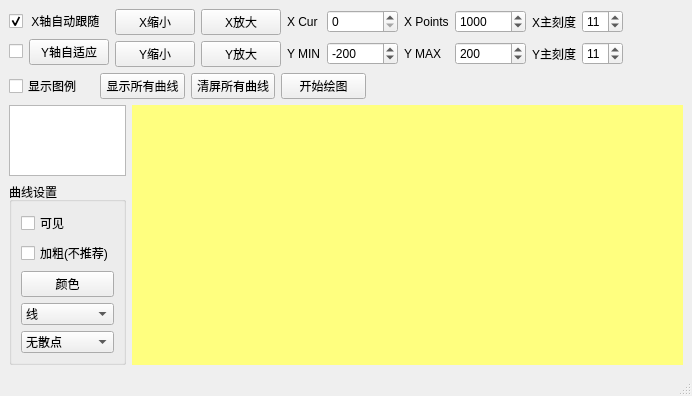
Qt form plot.ui (gropery/Qt_QSerialPort_QCustomPlot) before a commit.
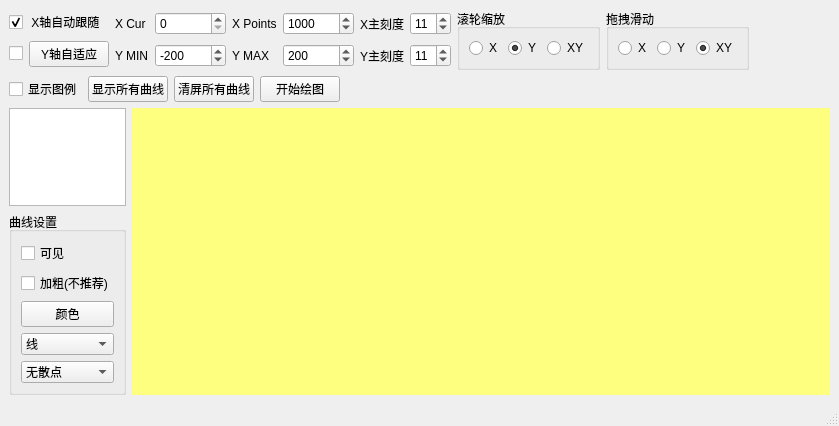
The same form after that commit. Icons and pictures are not drawn. Custom widgets are drawn as their Qt base class.

Commit message: 添加滚轮缩放和鼠标拖拽，分别可配置XY轴

Patch:
```diff
--- a/plot.ui
+++ b/plot.ui
@@ -6,16 +6,18 @@
    <rect>
     <x>0</x>
     <y>0</y>
-    <width>692</width>
-    <height>396</height>
+    <width>839</width>
+    <height>426</height>
    </rect>
   </property>
   <property name="windowTitle">
    <string>MainWindow</string>
   </property>
   <widget class="QWidget" name="centralwidget">
-   <layout class="QGridLayout" name="gridLayout_2">
-    <item row="0" column="0">
+   <layout class="QGridLayout" name="gridLayout_4">
+    <item row="0" column="0" colspan="2">
+     <layout class="QHBoxLayout" name="horizontalLayout_3">
+      <item>
      <layout class="QVBoxLayout" name="verticalLayout">
       <item>
        <widget class="QCheckBox" name="checkBoxXTrackAixs">
@@ -50,36 +52,44 @@
       </item>
      </layout>
     </item>
-    <item row="0" column="1" colspan="2">
+      <item>
      <layout class="QGridLayout" name="gridLayout">
-      <item row="1" column="3">
-       <widget class="QSpinBox" name="spinBoxYMin">
-        <property name="minimum">
-         <number>-100000</number>
-        </property>
-        <property name="maximum">
-         <number>100000</number>
-        </property>
+        <item row="0" column="5">
+         <widget class="QSpinBox" name="spinBoxXTicks">
         <property name="value">
-         <number>-200</number>
+           <number>11</number>
         </property>
        </widget>
       </item>
-      <item row="0" column="3">
-       <widget class="QSpinBox" name="spinBoxXCurPos">
-        <property name="maximum">
-         <number>2000000000</number>
+        <item row="0" column="0">
+         <widget class="QLabel" name="label">
+          <property name="text">
+           <string>X Cur</string>
+          </property>
+         </widget>
+        </item>
+        <item row="0" column="4">
+         <widget class="QLabel" name="label_5">
+          <property name="text">
+           <string>X主刻度</string>
         </property>
        </widget>
       </item>
       <item row="1" column="4">
+         <widget class="QLabel" name="label_6">
+          <property name="text">
+           <string>Y主刻度</string>
+          </property>
+         </widget>
+        </item>
+        <item row="1" column="2">
        <widget class="QLabel" name="label_4">
         <property name="text">
          <string>Y MAX</string>
         </property>
        </widget>
       </item>
-      <item row="1" column="5">
+        <item row="1" column="3">
        <widget class="QSpinBox" name="spinBoxYMax">
         <property name="minimum">
          <number>-100000</number>
@@ -92,35 +102,14 @@
         </property>
        </widget>
       </item>
-      <item row="1" column="2">
+        <item row="1" column="0">
        <widget class="QLabel" name="label_2">
         <property name="text">
          <string>Y MIN</string>
         </property>
        </widget>
       </item>
-      <item row="0" column="2">
-       <widget class="QLabel" name="label">
-        <property name="text">
-         <string>X Cur</string>
-        </property>
-       </widget>
-      </item>
-      <item row="1" column="7">
-       <widget class="QSpinBox" name="spinBoxYTicks">
-        <property name="value">
-         <number>11</number>
-        </property>
-       </widget>
-      </item>
-      <item row="1" column="0">
-       <widget class="QPushButton" name="pushButtonYZoomOut">
-        <property name="text">
-         <string>Y缩小</string>
-        </property>
-       </widget>
-      </item>
-      <item row="0" column="5">
+        <item row="0" column="3">
        <widget class="QSpinBox" name="spinBoxXPoints">
         <property name="maximum">
          <number>2000</number>
@@ -130,71 +119,136 @@
         </property>
        </widget>
       </item>
-      <item row="0" column="6">
-       <widget class="QLabel" name="label_5">
-        <property name="text">
-         <string>X主刻度</string>
-        </property>
-       </widget>
-      </item>
-      <item row="0" column="4">
+        <item row="1" column="1">
+         <widget class="QSpinBox" name="spinBoxYMin">
+          <property name="minimum">
+           <number>-100000</number>
+          </property>
+          <property name="maximum">
+           <number>100000</number>
+          </property>
+          <property name="singleStep">
+           <number>20</number>
+          </property>
+          <property name="value">
+           <number>-200</number>
+          </property>
+         </widget>
+        </item>
+        <item row="0" column="1">
+         <widget class="QSpinBox" name="spinBoxXCurPos">
+          <property name="maximum">
+           <number>2000000000</number>
+          </property>
+          <property name="singleStep">
+           <number>20</number>
+          </property>
+         </widget>
+        </item>
+        <item row="1" column="5">
+         <widget class="QSpinBox" name="spinBoxYTicks">
+          <property name="value">
+           <number>11</number>
+          </property>
+         </widget>
+        </item>
+        <item row="0" column="2">
        <widget class="QLabel" name="label_3">
         <property name="text">
          <string>X Points</string>
         </property>
        </widget>
       </item>
+       </layout>
+      </item>
+      <item>
+       <widget class="QGroupBox" name="groupBoxRangeZoom">
+        <property name="title">
+         <string>滚轮缩放</string>
+        </property>
+        <property name="checkable">
+         <bool>false</bool>
+        </property>
+        <property name="checked">
+         <bool>false</bool>
+        </property>
+        <layout class="QGridLayout" name="gridLayout_2">
+         <item row="0" column="2">
+          <widget class="QRadioButton" name="radioButtonRangeZoomXY">
+           <property name="text">
+            <string>XY</string>
+           </property>
+          </widget>
+         </item>
       <item row="0" column="0">
-       <widget class="QPushButton" name="pushButtonXZoomOut">
+          <widget class="QRadioButton" name="radioButtonRangeZoomX">
         <property name="text">
-         <string>X缩小</string>
+            <string>X</string>
         </property>
        </widget>
       </item>
-      <item row="1" column="6">
-       <widget class="QLabel" name="label_6">
+         <item row="0" column="1">
+          <widget class="QRadioButton" name="radioButtonRangeZoomY">
         <property name="text">
-         <string>Y主刻度</string>
-        </property>
-       </widget>
-      </item>
-      <item row="0" column="7">
-       <widget class="QSpinBox" name="spinBoxXTicks">
-        <property name="value">
-         <number>11</number>
+            <string>Y</string>
+           </property>
+           <property name="checked">
+            <bool>true</bool>
+           </property>
+          </widget>
+         </item>
+        </layout>
+       </widget>
+      </item>
+      <item>
+       <widget class="QGroupBox" name="groupBoxRangeDrag">
+        <property name="title">
+         <string>拖拽滑动</string>
         </property>
-       </widget>
-      </item>
-      <item row="0" column="1">
-       <widget class="QPushButton" name="pushButtonXZoomIn">
+        <layout class="QGridLayout" name="gridLayout_3">
+         <item row="0" column="2">
+          <widget class="QRadioButton" name="radioButtonRangeDragXY">
+           <property name="text">
+            <string>XY</string>
+           </property>
+           <property name="checked">
+            <bool>true</bool>
+           </property>
+          </widget>
+         </item>
+         <item row="0" column="0">
+          <widget class="QRadioButton" name="radioButtonRangeDragX">
         <property name="text">
-         <string>X放大</string>
+            <string>X</string>
         </property>
        </widget>
       </item>
-      <item row="1" column="1">
-       <widget class="QPushButton" name="pushButtonYZoomIn">
+         <item row="0" column="1">
+          <widget class="QRadioButton" name="radioButtonRangeDragY">
         <property name="text">
-         <string>Y放大</string>
+            <string>Y</string>
         </property>
        </widget>
       </item>
      </layout>
-    </item>
-    <item row="0" column="3">
+       </widget>
+      </item>
+     </layout>
+    </item>
+    <item row="0" column="2">
      <spacer name="horizontalSpacer">
       <property name="orientation">
        <enum>Qt::Horizontal</enum>
       </property>
       <property name="sizeHint" stdset="0">
        <size>
-        <width>40</width>
+        <width>68</width>
         <height>20</height>
        </size>
       </property>
      </spacer>
     </item>
-    <item row="1" column="0" colspan="2">
+    <item row="1" column="0">
      <layout class="QHBoxLayout" name="horizontalLayout_4">
       <item>
        <widget class="QCheckBox" name="checkBoxShowLegend">
@@ -229,7 +283,7 @@
       </item>
      </layout>
     </item>
-    <item row="1" column="2" colspan="2">
+    <item row="1" column="1">
      <spacer name="horizontalSpacer_2">
       <property name="orientation">
        <enum>Qt::Horizontal</enum>
@@ -242,7 +296,7 @@
       </property>
      </spacer>
     </item>
-    <item row="2" column="0" colspan="4">
+    <item row="2" column="0" colspan="3">
      <layout class="QHBoxLayout" name="horizontalLayout_2" stretch="1,12">
       <item>
        <layout class="QVBoxLayout" name="verticalLayout_3">
```
Left out of the diff: 8 changed lines with no effect on the pictures. Lines whose indentation alone changed are shown as unchanged. The commit also changes 3 other files.
